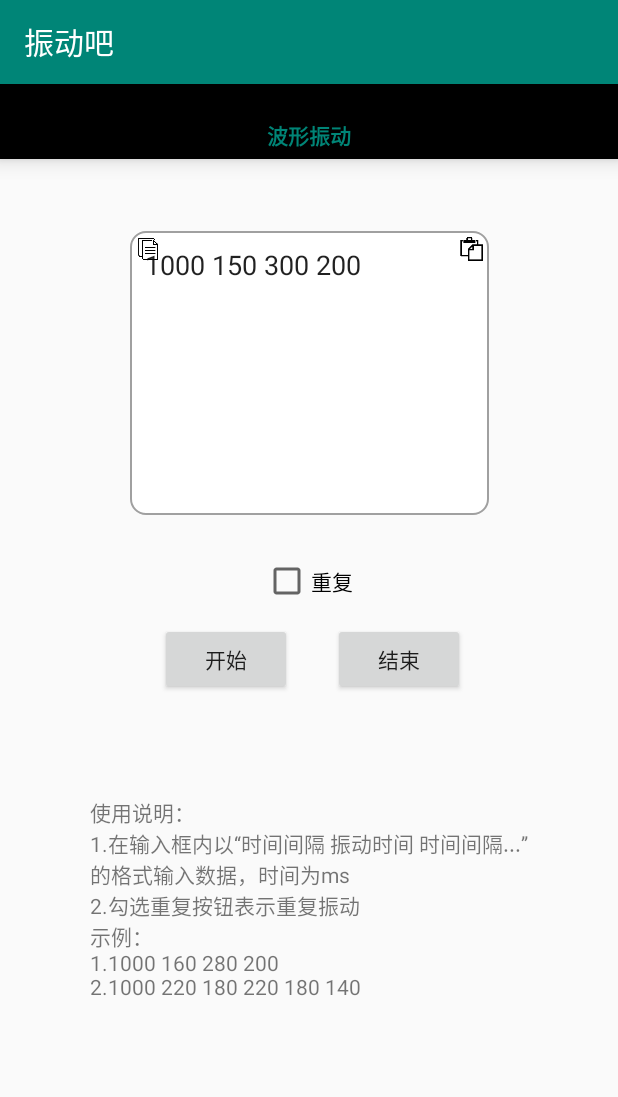
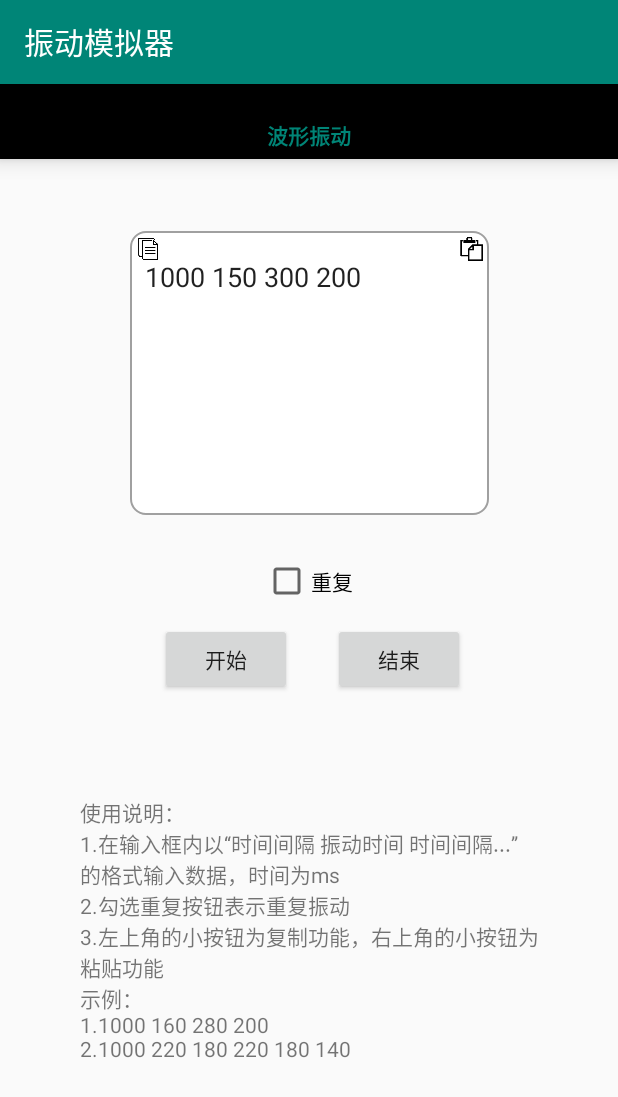
Before and after one commit to w-g-b/VibratorApp, an Android app: the screen it shows after launch (MainActivity), item 2 of the bottom bar chosen, on a phone screen of 412 x 824 dp. Shown: the top 1097 px of the screen. Run offline under Robolectric (Android 15) with nearby library versions, the phone set to English and light mode, and no system bars; our stand-ins replace ButterKnife; 1 statement that could not run was skipped.

Commit message:
编辑框细微调整

```diff
--- a/app/src/main/AndroidManifest.xml
+++ b/app/src/main/AndroidManifest.xml
@@ -13,8 +13,10 @@
       android:supportsRtl="true"
       android:theme="@style/AppTheme"
       tools:ignore="GoogleAppIndexingWarning">
-      <activity android:name=".TestActivity"></activity>
-      <activity android:name=".MainActivity">
+    <activity android:name=".TestActivity"/>
+    <activity
+        android:name=".MainActivity"
+        android:label="振动模拟器">
       <intent-filter>
         <action android:name="android.intent.action.MAIN" />
 
--- a/app/src/main/java/com/gb/vibrator/fragment/SingleVibratorFragment.java
+++ b/app/src/main/java/com/gb/vibrator/fragment/SingleVibratorFragment.java
@@ -38,6 +38,7 @@ public class SingleVibratorFragment extends Fragment {
     vibrator = (Vibrator) getActivity().getSystemService( Context.VIBRATOR_SERVICE );
     vibratorTimeEdt.setText( "100" );
     vibratorAmplitudeEdt.setText( "" + VibrationEffect.DEFAULT_AMPLITUDE );
+    vibratorTimeEdt.setSelection( vibratorTimeEdt.getText().toString().length() );
   }
 
   @OnClick(R.id.start_btn) public void startVibrator() {
--- a/app/src/main/java/com/gb/vibrator/fragment/WaveVibratorFragment.java
+++ b/app/src/main/java/com/gb/vibrator/fragment/WaveVibratorFragment.java
@@ -41,6 +41,7 @@ public class WaveVibratorFragment extends Fragment {
   private void init() {
     vibrator = (Vibrator) getActivity().getSystemService( Context.VIBRATOR_SERVICE );
     waveVibratorEdt.setText( "1000 150 300 200" );
+    waveVibratorEdt.setSelection( waveVibratorEdt.getText().toString().length() );
   }
 
   @OnClick(R.id.start_wave_btn) public void startWaveVibrator() {
@@ -69,5 +70,6 @@ public class WaveVibratorFragment extends Fragment {
     waveVibratorEdt.setText(
         waveVibratorEdt.getText() + " " + ((ClipboardManager) getActivity().getSystemService(
             Context.CLIPBOARD_SERVICE )).getText() );
+    waveVibratorEdt.setSelection( waveVibratorEdt.getText().toString().length() );
   }
 }
--- /dev/null
+++ b/app/src/main/res/drawable/bg_ta_wave.xml
@@ -0,0 +1,18 @@
+<shape xmlns:android="http://schemas.android.com/apk/res/android"
+    android:shape="rectangle">
+
+  <solid android:color="#FFFFFF" />
+
+  <stroke
+      android:color="#A0A0A0"
+      android:width="1dp" />
+
+  <padding
+      android:bottom="15dp"
+      android:left="10dp"
+      android:right="10dp"
+      android:top="18dp" />
+
+  <corners android:radius="10dp" />
+
+</shape>
--- a/app/src/main/res/layout/dialog_vibrator_edit.xml
+++ b/app/src/main/res/layout/dialog_vibrator_edit.xml
@@ -49,7 +49,7 @@
         android:id="@+id/vibrator_ta"
         android:layout_width="match_parent"
         android:layout_height="match_parent"
-        android:background="@drawable/textarea_bg"
+        android:background="@drawable/bg_ta_create"
         android:ems="10"
         android:gravity="top"
         android:inputType="textMultiLine"
--- a/app/src/main/res/layout/fragment_single_vibrator.xml
+++ b/app/src/main/res/layout/fragment_single_vibrator.xml
@@ -69,6 +69,7 @@
       android:inputType="number"
       app:layout_constraintStart_toEndOf="@+id/textView"
       app:layout_constraintTop_toTopOf="parent"
+      android:background="@drawable/bg_edt_frame"
       />
   <EditText
       android:id="@+id/vibrator_amplitude_edt"
@@ -76,6 +77,7 @@
       android:layout_height="wrap_content"
       android:layout_marginStart="16dp"
       android:layout_marginTop="21dp"
+      android:background="@drawable/bg_edt_frame"
       android:ems="10"
       android:inputType="number"
       app:layout_constraintEnd_toEndOf="@+id/vibrator_time_edt"
--- a/app/src/main/res/layout/fragment_wave_vibrator.xml
+++ b/app/src/main/res/layout/fragment_wave_vibrator.xml
@@ -13,7 +13,7 @@
       android:layout_marginEnd="8dp"
       android:layout_marginStart="8dp"
       android:layout_marginTop="48dp"
-      android:background="@drawable/textarea_bg"
+      android:background="@drawable/bg_ta_wave"
       android:ems="10"
       android:gravity="top"
       android:inputType="textMultiLine"
@@ -49,7 +49,7 @@
       android:layout_marginEnd="8dp"
       android:layout_marginStart="8dp"
       android:layout_marginTop="188dp"
-      android:text="使用说明：\n1.在输入框内以“时间间隔 振动时间 时间间隔...”\n的格式输入数据，时间为ms\n2.勾选重复按钮表示重复振动\n示例：\n1.1000 160 280 200\n2.1000 220 180 220 180 140 "
+      android:text="使用说明：\n1.在输入框内以“时间间隔 振动时间 时间间隔...”\n的格式输入数据，时间为ms\n2.勾选重复按钮表示重复振动\n3.左上角的小按钮为复制功能，右上角的小按钮为\n粘贴功能\n示例：\n1.1000 160 280 200\n2.1000 220 180 220 180 140 "
       app:layout_constraintEnd_toEndOf="parent"
       app:layout_constraintStart_toStartOf="parent"
       app:layout_constraintTop_toBottomOf="@+id/wave_vibrator_edt"
--- a/app/src/main/res/values/colors.xml
+++ b/app/src/main/res/values/colors.xml
@@ -2,7 +2,7 @@
 <resources>
   <color name="colorPrimary">#008577</color>
   <color name="colorPrimaryDark">#00574B</color>
-  <color name="colorAccent">#D81B60</color>
+  <color name="colorAccent">#25FC37</color>
   <color name="colorDialog">#FFF</color>>
   <color name="colorBlack">#000</color>>
 </resources>
```
Also changed, not shown: app/src/main/java/com/gb/vibrator/dialog/VibratorEditDialog.java (+8 -1 lines), app/src/main/res/drawable/bg_edt_frame.xml (added, +14 -0 lines), app/src/main/res/layout/fragment_create_vibrator.xml (+4 -4 lines), app/src/main/res/drawable/bg_ta_create.xml (renamed from app/src/main/res/drawable/textarea_bg.xml). Lines whose indentation alone changed are shown as unchanged.
